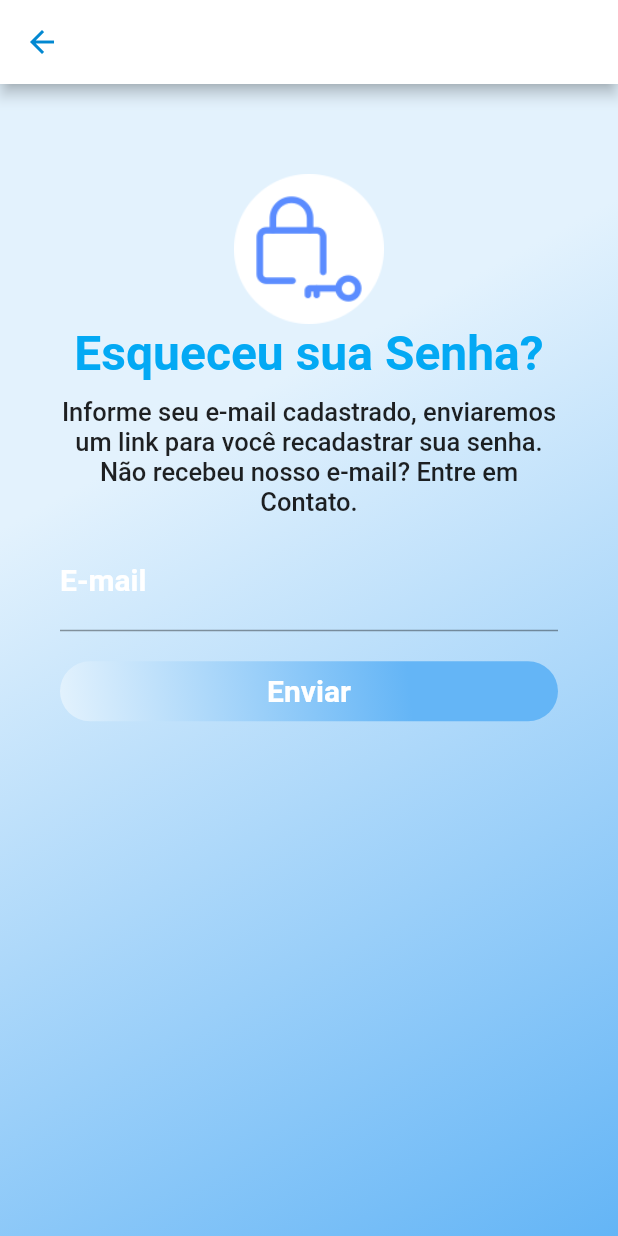
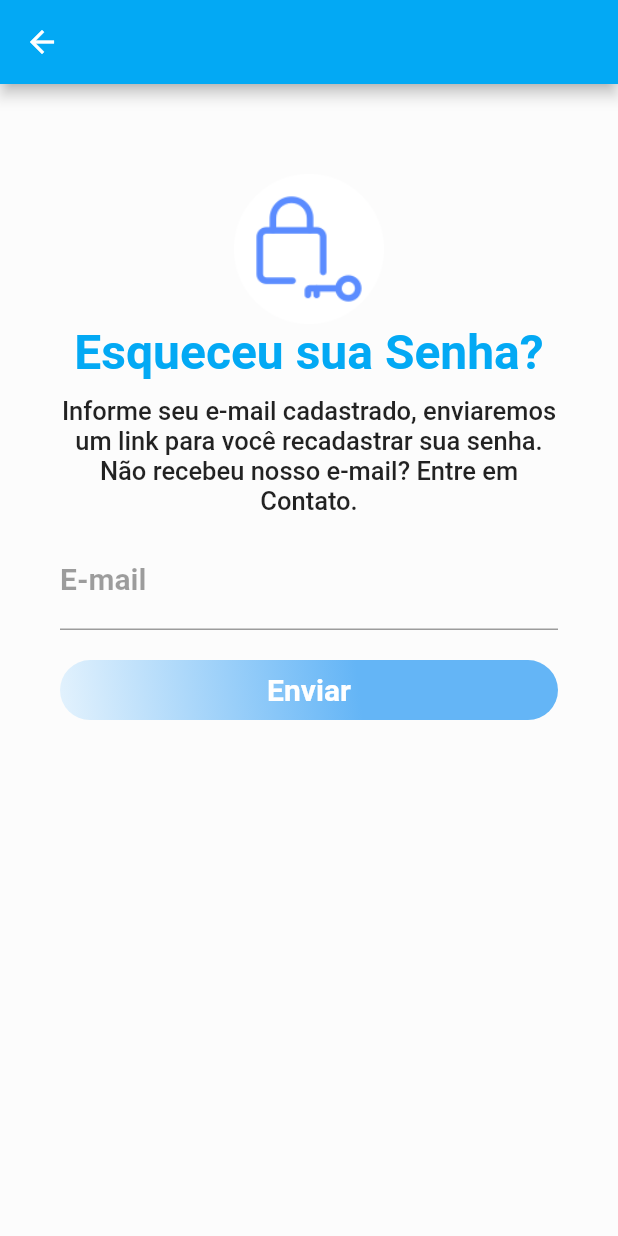
Before and after one commit to JhonatasSaints/Pet-Foster, a Flutter app: the ResetPasswordPage screen opened directly, on a phone screen of 412 x 824 dp. Run offline on Flutter 3.47's test engine with Material 2 defaults, Android fonts, the phone set to English and light mode, and no system bars.

```diff
--- a/lib/pages/reset-password.page.dart
+++ b/lib/pages/reset-password.page.dart
@@ -5,25 +5,17 @@ class ResetPasswordPage extends StatelessWidget {
   Widget build(BuildContext context) {
     return Scaffold(
       appBar: AppBar(
-        backgroundColor: Colors.white,
+        backgroundColor: Colors.lightBlue[350],
         leading: IconButton(
           icon: Icon(Icons.arrow_back),
-          color: Colors.lightBlue[700],
+          color: Colors.white,
           onPressed: () => Navigator.pop(context, false),
         ),
       ),
       body: Container(
         decoration: BoxDecoration(
-                gradient: LinearGradient(
-                  begin: Alignment.topLeft,
-                  end: Alignment.bottomRight,
-                  stops: [0.3, 1],
-                  colors: [
-                    Color(0xFFE3F2FD),
-                    Color(0xFF64B5F6),
-                  ],
-                ),
-              ),
+          color: Colors.white38,
+        ),
         padding: EdgeInsets.only(
           top: 60, left: 40, right: 40,
         ),
@@ -31,10 +23,10 @@ class ResetPasswordPage extends StatelessWidget {
           children: <Widget>[
             SizedBox(
               width: 200, height: 100,
-              child: Image.asset("assets/key.png"),
+              child: Image.asset("assets/key.png",),
             ),
             SizedBox(
-              height: 0.8,
+              height: 0.08,
             ),
             Text("Esqueceu sua Senha?",
               style: TextStyle(
@@ -62,9 +54,9 @@ class ResetPasswordPage extends StatelessWidget {
               decoration: InputDecoration(
                 labelText: "E-mail",
                 labelStyle: TextStyle(
-                  fontSize: 20, fontWeight: FontWeight.w600, color:Colors.white, ),
+                  fontSize: 20, fontWeight: FontWeight.w600, color:Colors.black38,),
               ),
-              style: TextStyle(fontSize: 20),
+              style: TextStyle(fontSize: 20,),
             ),
             SizedBox(height: 20,),
             Container(
@@ -74,7 +66,7 @@ class ResetPasswordPage extends StatelessWidget {
                 gradient: LinearGradient(
                   begin: Alignment.topRight,
                   end:Alignment.bottomLeft,
-                  stops:[0.3, 1],
+                  stops:[0.4, 1],
                   colors:[
                     Color(0xFF64B5F6),
                     Color(0xFFE3F2FD),
--- a/pubspec.yaml
+++ b/pubspec.yaml
@@ -29,6 +29,7 @@ dependencies:
   # The following adds the Cupertino Icons font to your application.
   # Use with the CupertinoIcons class for iOS style icons.
   cupertino_icons: ^1.0.0
+  cloud_firestore: ^0.16.0
 
 dev_dependencies:
   flutter_test:
```
Also changed, not shown: pubspec.lock.
